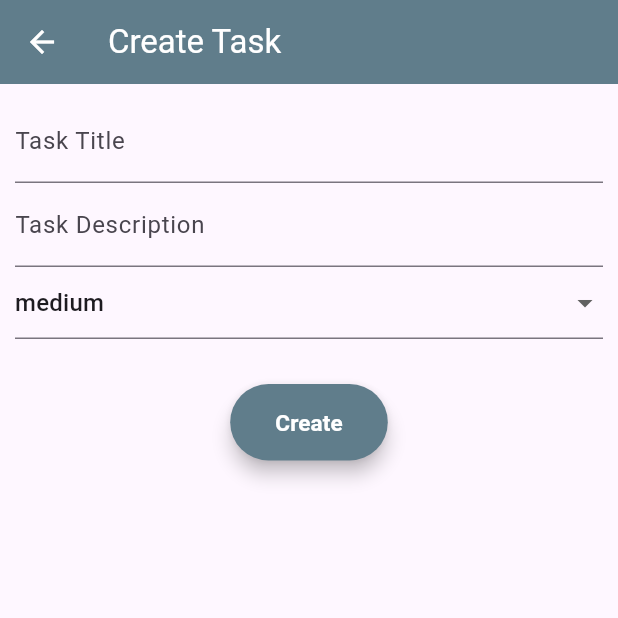
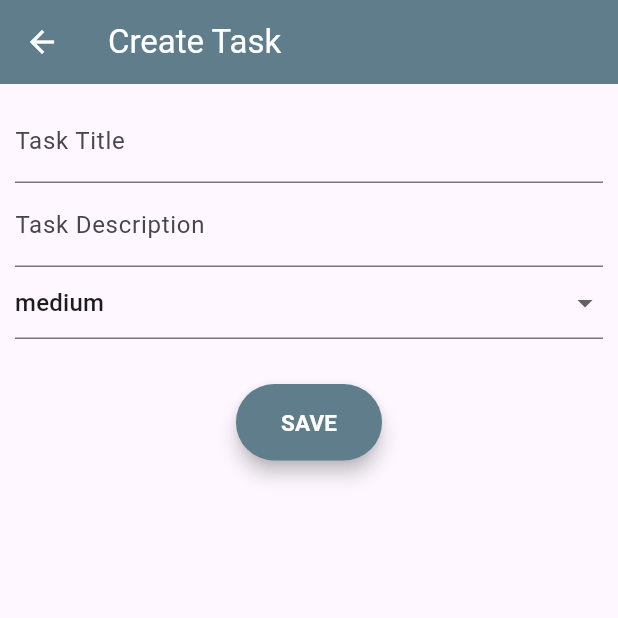
Before and after one commit to shyammca19/saigeware_task, a Flutter app: the TaskFormPage screen opened directly, on a phone screen of 412 x 824 dp, the top half of it. Run offline on Flutter 3.47's test engine with Material 3 defaults, Android fonts, the light colour scheme and no system bars; our stand-ins replace hive, hive_flutter; accounts and stored records are empty.

Commit message:
edit task feature added

```diff
--- a/lib/presentation/task_form_page.dart
+++ b/lib/presentation/task_form_page.dart
@@ -4,7 +4,8 @@ import 'package:saigeware_task/domain/task.dart';
 import 'package:saigeware_task/presentation/task_provider.dart';
 
 class TaskFormPage extends StatefulWidget {
-  const TaskFormPage({super.key});
+  final Task? task;
+  const TaskFormPage({super.key, this.task});
 
   @override
   State<TaskFormPage> createState() {
@@ -19,11 +20,21 @@ class _TaskFormPageState extends State<TaskFormPage> {
   TaskPriority _priority = TaskPriority.medium;
 
   @override
+  void initState() {
+    super.initState();
+    if (widget.task != null) {
+      _titleController.text = widget.task!.title;
+      _descController.text = widget.task!.description ?? '';
+      _priority = widget.task!.priority;
+    }
+  }
+
+  @override
   Widget build(BuildContext context) {
     final provider = context.read<TaskProvider>();
     return Scaffold(
       appBar: AppBar(
-        title: Text("Create Task"),
+        title: Text(widget.task == null ? "Create Task" : "Edit Task"),
         backgroundColor: Colors.blueGrey,
         foregroundColor: Colors.white,
       ),
@@ -44,7 +55,7 @@ class _TaskFormPageState extends State<TaskFormPage> {
                 decoration: InputDecoration(labelText: 'Task Description'),
               ),
               DropdownButtonFormField(
-                initialValue: TaskPriority.medium,
+                initialValue: _priority,
                 items: TaskPriority.values
                     .map((e) => DropdownMenuItem(value: e, child: Text(e.name)))
                     .toList(),
@@ -54,12 +65,20 @@ class _TaskFormPageState extends State<TaskFormPage> {
               ElevatedButton(
                 onPressed: () {
                   if (_formKey.currentState!.validate()) {
-                    final task = provider.createTask(
-                      title: _titleController.text,
-                      description: _descController.text,
-                      priority: _priority,
-                    );
-                    provider.addTask(task);
+                    final task = widget.task == null
+                        ? provider.createTask(
+                            title: _titleController.text,
+                            description: _descController.text,
+                            priority: _priority,
+                          )
+                        : widget.task!.copyWith(
+                            title: _titleController.text,
+                            description: _descController.text,
+                            priority: _priority,
+                          );
+                    widget.task == null
+                        ? provider.addTask(task)
+                        : provider.updateTask(task);
                     Navigator.pop(context);
                   }
                 },
@@ -70,7 +89,7 @@ class _TaskFormPageState extends State<TaskFormPage> {
                   padding: EdgeInsets.symmetric(horizontal: 30, vertical: 15),
                 ),
                 child: Text(
-                  "Create",
+                  "SAVE",
                   style: TextStyle(fontSize: 15, fontWeight: FontWeight.bold),
                 ),
               ),
```
Also changed, not shown: lib/presentation/home_page.dart (+6 -1 lines).
